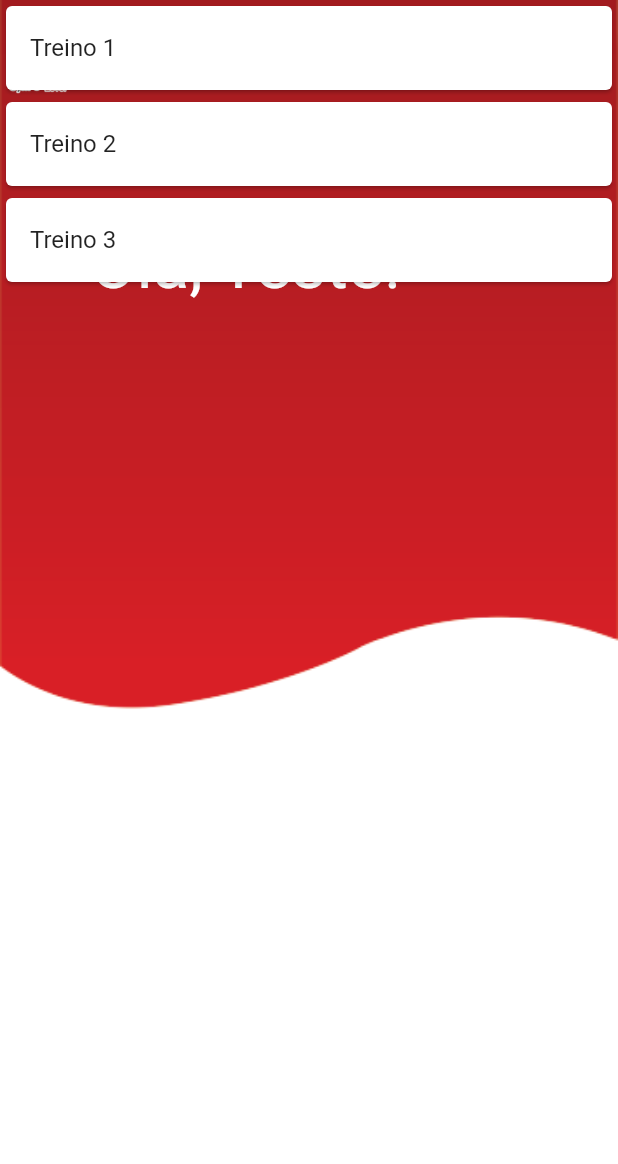
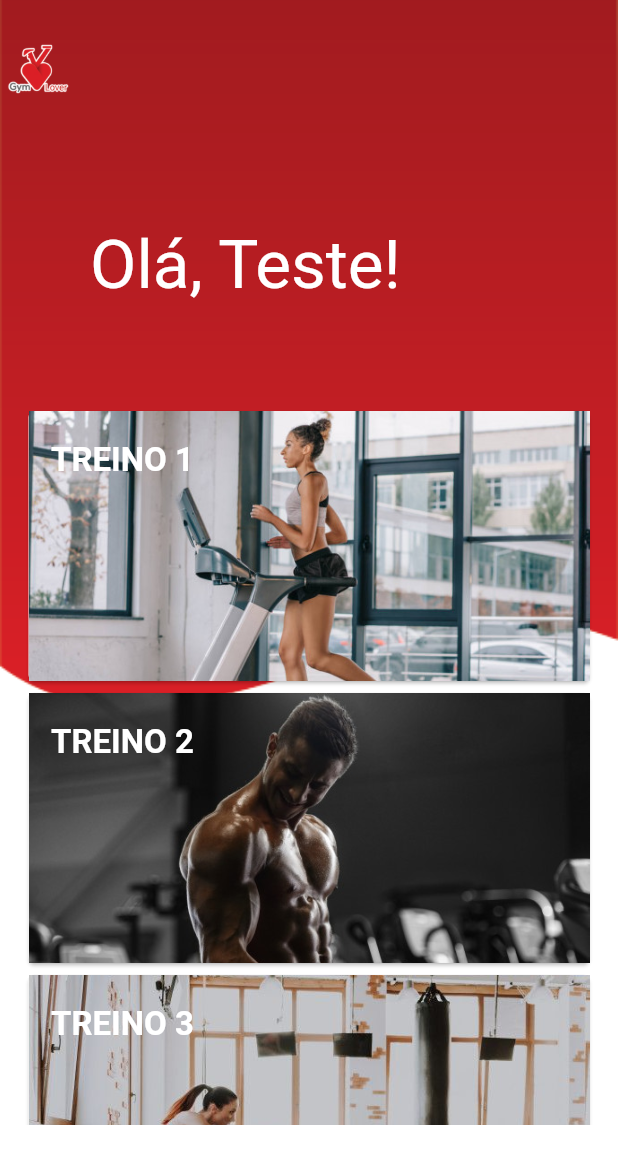
Before and after one commit to luizcfb/Gym_Lover, a Flutter app: the home_screen screen opened directly, on a phone screen of 412 x 824 dp. Shown: the top 1164 px of the screen. Run offline on Flutter 3.47's test engine with Material 2 defaults, Android fonts, the phone set to English and light mode, and no system bars.

Commit message:
Atuyalizações da tela home 1 e tela de treinos

```diff
--- a/lib/home.dart
+++ b/lib/home.dart
@@ -6,6 +6,8 @@ import 'package:flutter/services.dart';
 // import 'package:gym_lover/auth.dart';
 import 'package:gym_lover/cadastro.dart';
 import 'package:gym_lover/home.dart';
+
+import 'Treinos.dart';
 // import 'package:gym_lover/Validacao.dart';
 // import "package:provider/provider.dart";
 
@@ -51,7 +53,7 @@ class _home_screenState extends State<home_screen> {
                     child: Align(
                         alignment: Alignment.topLeft,
                         child: Container(
-                          margin: const EdgeInsets.only(top: 20.0),
+                          margin: EdgeInsets.only(top: 20.0),
                           height: 50,
                           width: 50,
                           decoration: BoxDecoration(
@@ -69,33 +71,116 @@ class _home_screenState extends State<home_screen> {
                     ],
                   ),
                 ),
-                    ListView(
-                      children: const <Widget>[
-                        Card(
-                          child: ListTile(
-                            //leading: FlutterLogo(),
-                            title: Text('Treino 1'),
+                Container(
+                    margin: EdgeInsets.only(top: 270.0, left: 15, right: 15),
+                    child: ListView(
+                      children: <Widget>[
+                        GestureDetector(
+                          onTap: () {
+                            Navigator.push(
+                              context,
+                              MaterialPageRoute(
+                                builder: (context) {
+                                  return treinos_screen();
+                                },
+                              ),
+                            );
+                          },
+                          child: Card(
+                            child: Container(
+                              decoration: BoxDecoration(
+                                image: DecorationImage(
+                                  image: AssetImage('assets/image/1.jpg'),
+                                  fit: BoxFit.cover,
+                                  alignment: Alignment.topCenter,
+                                ),
+                              ),
+                              height: 180,
+                              child: Container(
+                                child: Text(
+                                  "TREINO 1",
+                                  style: TextStyle(
+                                      fontSize: 22,
+                                      color: Colors.white,
+                                      fontWeight: FontWeight.bold),
+                                ),
+                                margin: EdgeInsets.only(top: 20, left: 15),
+                              ),
+                            ),
                           ),
                         ),
-                        Card(
-                          child: ListTile(
-                            //leading: FlutterLogo(),
-                            title: Text('Treino 2'),
+                        GestureDetector(
+                          onTap: () {
+                            Navigator.push(
+                              context,
+                              MaterialPageRoute(
+                                builder: (context) {
+                                  return treinos_screen();
+                                },
+                              ),
+                            );
+                          },
+                          child: Card(
+                            child: Container(
+                              decoration: BoxDecoration(
+                                image: DecorationImage(
+                                  image: AssetImage('assets/image/2.jpg'),
+                                  fit: BoxFit.cover,
+                                  alignment: Alignment.topCenter,
+                                ),
+                              ),
+                              height: 180,
+                              child: Container(
+                                child: Text(
+                                  "TREINO 2",
+                                  style: TextStyle(
+                                      fontSize: 22,
+                                      color: Colors.white,
+                                      fontWeight: FontWeight.bold),
+                                ),
+                                margin: EdgeInsets.only(top: 20, left: 15),
+                              ),
+                            ),
                           ),
                         ),
-                        Card(
-                          child: ListTile(
-                            //leading: FlutterLogo(),
-                            title: Text('Treino 3'),
+                        GestureDetector(
+                          onTap: () {
+                            Navigator.push(
+                              context,
+                              MaterialPageRoute(
+                                builder: (context) {
+                                  return treinos_screen();
+                                },
+                              ),
+                            );
+                          },
+                          child: Card(
+                            child: Container(
+                              decoration: BoxDecoration(
+                                image: DecorationImage(
+                                  image: AssetImage('assets/image/3.jpg'),
+                                  fit: BoxFit.cover,
+                                  alignment: Alignment.topCenter,
+                                ),
+                              ),
+                              height: 180,
+                              child: Container(
+                                child: Text(
+                                  "TREINO 3",
+                                  style: TextStyle(
+                                      fontSize: 22,
+                                      color: Colors.white,
+                                      fontWeight: FontWeight.bold),
+                                ),
+                                margin: EdgeInsets.only(top: 20, left: 15),
+                              ),
+                            ),
                           ),
                         ),
                       ],
-                    )
-
+                    ))
               ])),
-
             ),
-
           ]),
         ));
   }
--- a/pubspec.yaml
+++ b/pubspec.yaml
@@ -58,6 +58,7 @@ flutter:
   assets:
       - assets/image/
       - assets/image/logo_com_fundo.svg
+
   #   - images/a_dot_ham.jpeg
 
   # An image asset can refer to one or more resolution-specific "variants", see
```
Also changed, not shown: lib/treinos.dart (added, +321 -0 lines), assets/image/1.jpg (added), assets/image/2.jpg (added), assets/image/3.jpg (added), assets/image/absupra.gif (added), assets/image/esteira.gif (added), assets/image/legpress.gif (added), assets/image/poli.gif (added), 2 other files.
